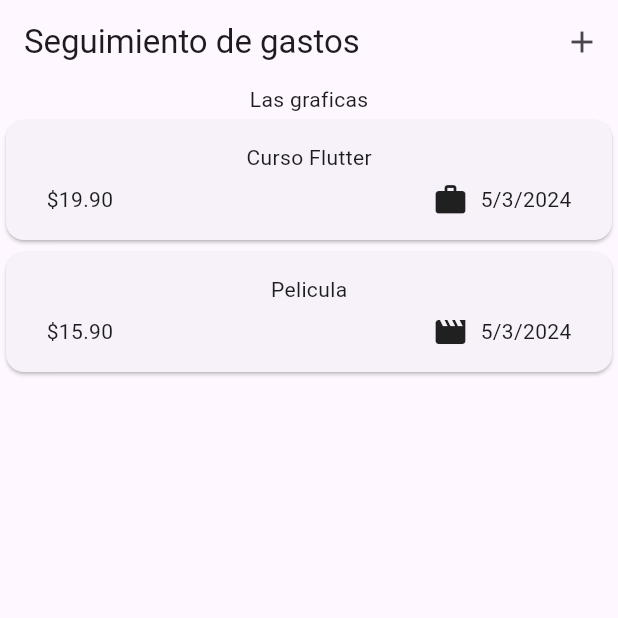
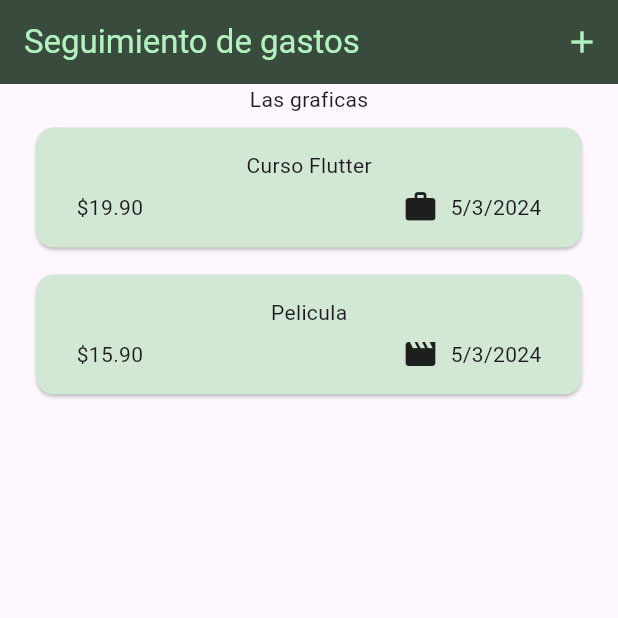
Before and after one commit to SantiagoLopezDeharo/aprendiendo_flutter, a Flutter app: the screen it shows after launch, on a phone screen of 412 x 824 dp, the top half of it. Run offline on Flutter 3.47's test engine with Material 3 defaults, Android fonts, the phone set to English and light mode, and no system bars; our stand-ins replace google_fonts; missing offline and left inert: dart:ffi.

Commit message:
Aprendi a ajustar el tema de colores de la app y crear una version diferente para el modo obscuro y claro del systema

```diff
--- a/control_gastos/lib/main.dart
+++ b/control_gastos/lib/main.dart
@@ -1,6 +1,9 @@
 import 'package:flutter/material.dart';
 import 'package:control_gastos/gastos.dart';
 
+var KColorScheme =
+    ColorScheme.fromSeed(seedColor: const Color.fromARGB(255, 144, 227, 167));
+var KDarkColorScheme = ColorScheme.fromSeed(brightness: Brightness.dark, seedColor: const Color.fromARGB(255, 47, 70, 54));
 void main() {
   runApp(const MyApp());
 }
@@ -12,7 +15,31 @@ class MyApp extends StatelessWidget {
   @override
   Widget build(BuildContext context) {
     return MaterialApp(
-      home: Gastos()
-    );
+        darkTheme: ThemeData.dark().copyWith(
+          colorScheme: KDarkColorScheme,
+          elevatedButtonTheme: ElevatedButtonThemeData(
+            style: ElevatedButton.styleFrom(
+              backgroundColor: KDarkColorScheme.primaryContainer,
+            ),
+          )
+        ),
+        theme: ThemeData().copyWith(
+          colorScheme: KColorScheme,
+          appBarTheme: const AppBarTheme().copyWith(
+            backgroundColor: KColorScheme.onSecondaryContainer,
+            foregroundColor: KColorScheme.primaryContainer,
+          ),
+          cardTheme: const CardTheme().copyWith(
+            color: KColorScheme.secondaryContainer,
+            margin: const EdgeInsets.symmetric(horizontal: 24, vertical: 9),
+          ),
+          elevatedButtonTheme: ElevatedButtonThemeData(
+            style: ElevatedButton.styleFrom(
+              backgroundColor: KColorScheme.primaryContainer,
+            ),
+          ),
+        ),
+        themeMode: ThemeMode.system,
+        home: Gastos());
   }
 }
```
